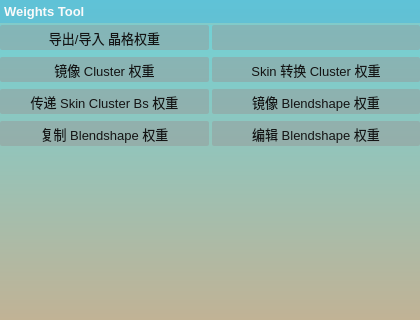
First picture: the form in MPToolkitUI.ui, repository zclongpop123/MPToolkit, before the edit; both pictures show x 0 to 420 and y 138 to 458 of the 420 by 660 pixel window.
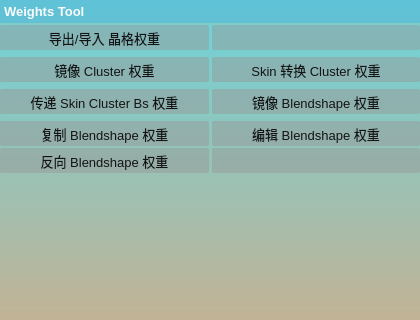
Second picture: the form after the edit. The open tabs and pages were chosen to show the change. Icons and pictures are not drawn.

Commit message: add invert blendshape weights tool...

Patch:
```diff
--- a/MPToolkitUI.ui
+++ b/MPToolkitUI.ui
@@ -1483,8 +1483,8 @@
           <rect>
            <x>0</x>
            <y>0</y>
-           <width>275</width>
-           <height>131</height>
+           <width>418</width>
+           <height>421</height>
           </rect>
          </property>
          <property name="styleSheet">
@@ -1817,6 +1817,71 @@
             </item>
            </layout>
           </item>
+          <item>
+           <layout class="QHBoxLayout" name="horizontalLayout_34">
+            <property name="spacing">
+             <number>3</number>
+            </property>
+            <item>
+             <widget class="QPushButton" name="RIG_btn_InvertBlendShapeWeights">
+              <property name="minimumSize">
+               <size>
+                <width>0</width>
+                <height>25</height>
+               </size>
+              </property>
+              <property name="maximumSize">
+               <size>
+                <width>16777215</width>
+                <height>25</height>
+               </size>
+              </property>
+              <property name="font">
+               <font>
+                <pointsize>10</pointsize>
+                <weight>50</weight>
+                <bold>false</bold>
+               </font>
+              </property>
+              <property name="styleSheet">
+               <string notr="true"/>
+              </property>
+              <property name="text">
+               <string>反向 Blendshape 权重</string>
+              </property>
+             </widget>
+            </item>
+            <item>
+             <widget class="QPushButton" name="pushButton_3">
+              <property name="minimumSize">
+               <size>
+                <width>0</width>
+                <height>25</height>
+               </size>
+              </property>
+              <property name="maximumSize">
+               <size>
+                <width>16777215</width>
+                <height>25</height>
+               </size>
+              </property>
+              <property name="font">
+               <font>
+                <pointsize>10</pointsize>
+                <weight>50</weight>
+                <bold>false</bold>
+               </font>
+              </property>
+              <property name="styleSheet">
+               <string notr="true"/>
+              </property>
+              <property name="text">
+               <string/>
+              </property>
+             </widget>
+            </item>
+           </layout>
+          </item>
           <item>
            <spacer name="verticalSpacer_4">
             <property name="orientation">
```
Left out of the diff: 4 changed lines with no effect on the pictures. The commit also changes 6 other files.
